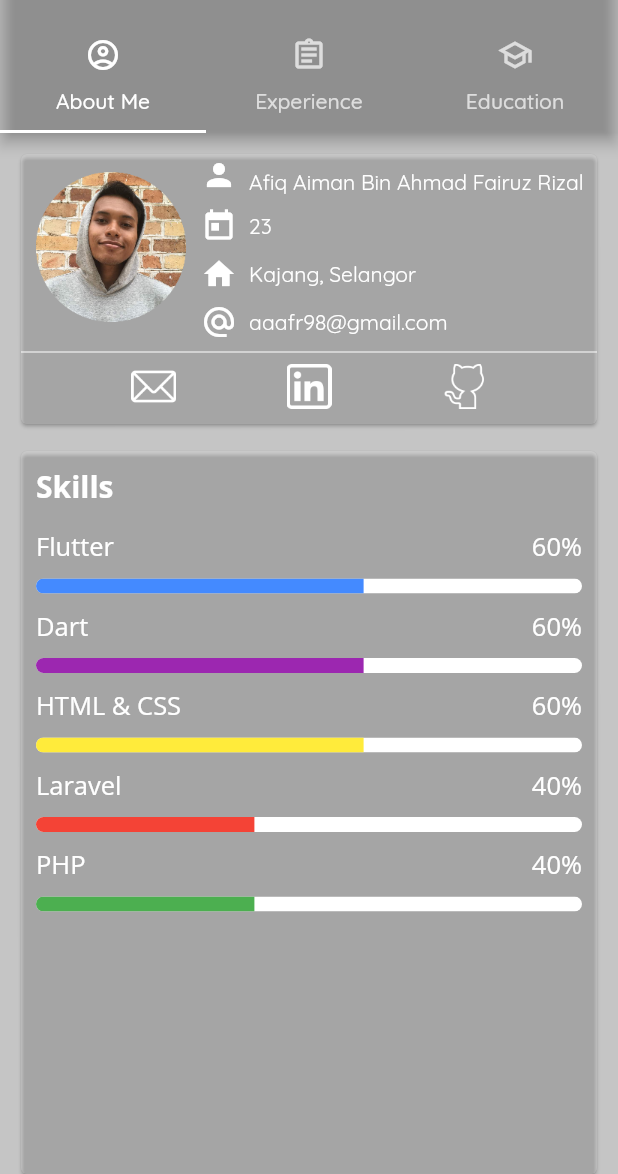
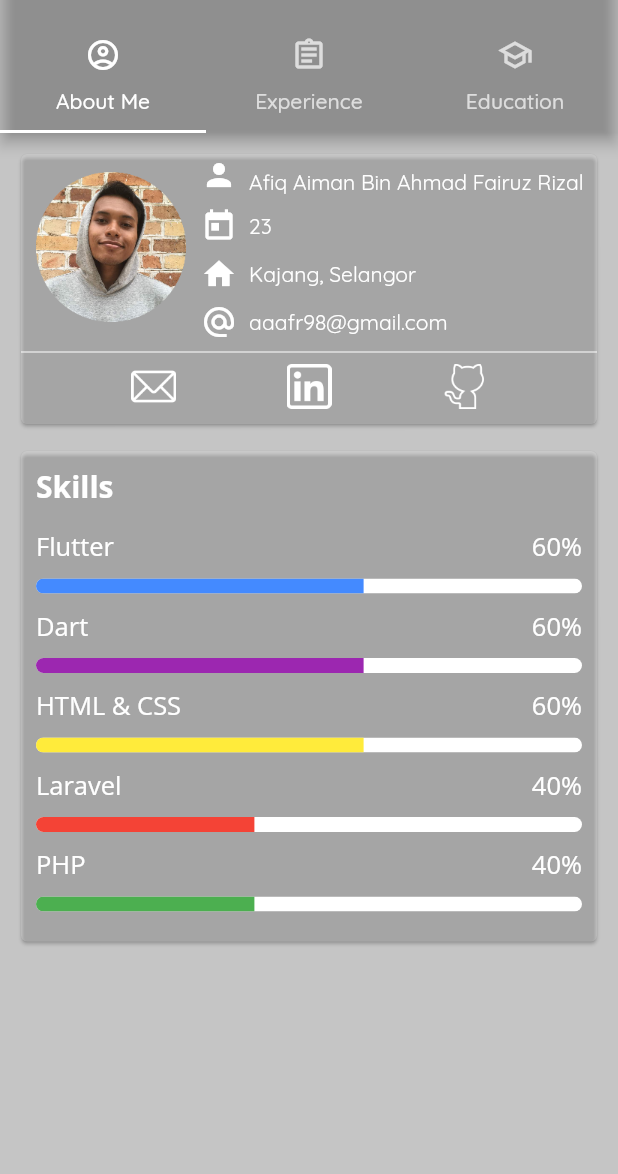
Before and after one commit to afiqaimanafr/resume-mobile-app, a Flutter app: the screen it shows after launch, on a phone screen of 412 x 824 dp, the part 62-1236 px from its top. Run offline on Flutter 3.47's test engine with Material 2 defaults, Android fonts, the phone set to English and light mode, and no system bars.

Commit message:
latest ui

```diff
--- a/lib/screens/about_me/widgets/skills_card.dart
+++ b/lib/screens/about_me/widgets/skills_card.dart
@@ -58,7 +58,6 @@ class SkillsCard extends StatelessWidget {
         left: 10,
         right: 10,
       ),
-      height: 500,
       width: double.infinity,
       child: Card(
         color: Colors.white.withOpacity(0.2),
@@ -93,6 +92,9 @@ class SkillsCard extends StatelessWidget {
               buildProgressIndicator(0.4, Colors.red),
               buildLabelIndicator('PHP', '40%'),
               buildProgressIndicator(0.4, Colors.green),
+              const SizedBox(
+                height: 10,
+              ),
             ],
           ),
         ),
```
